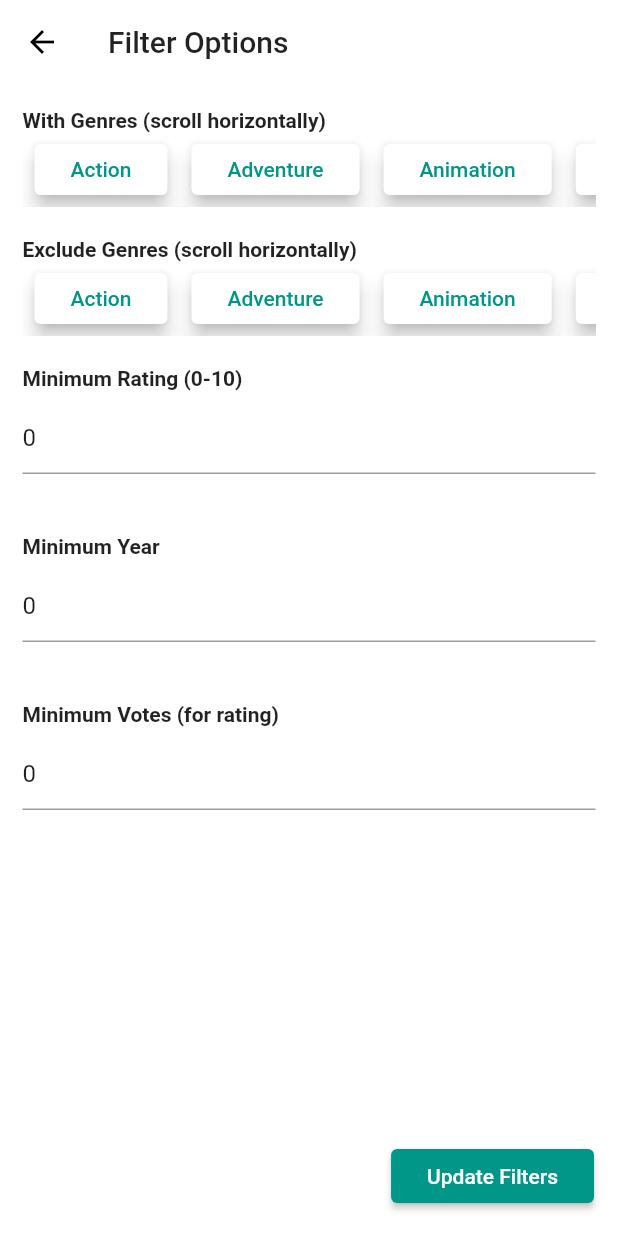
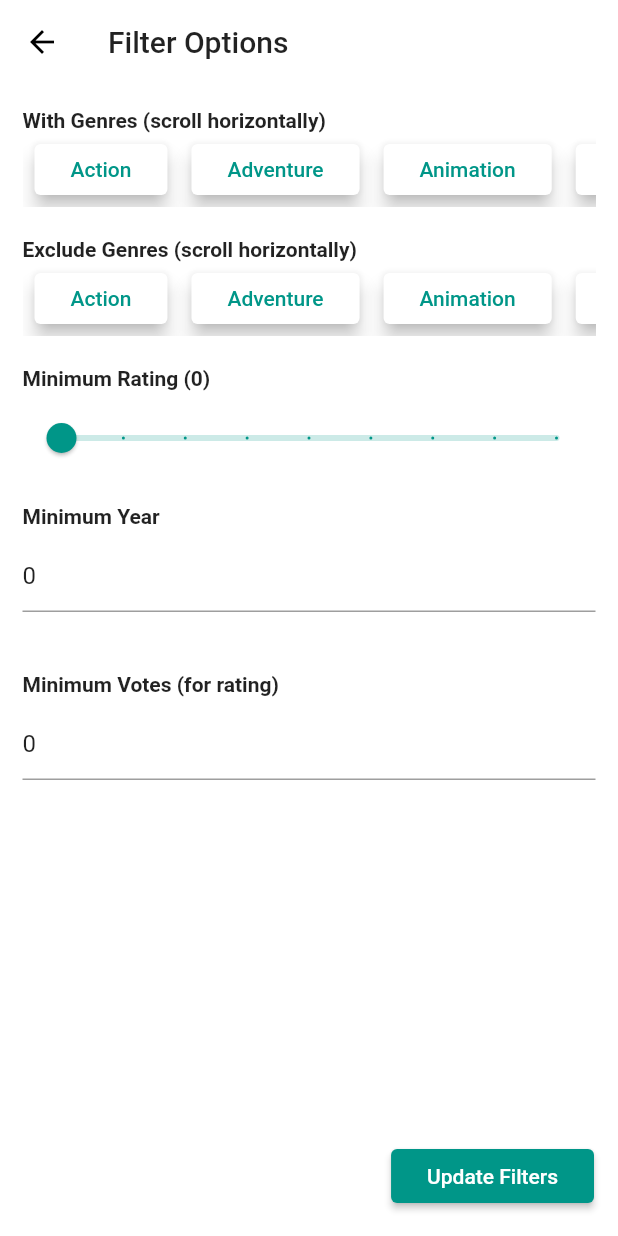
Before and after one commit to mrcoalp/mext, a Flutter app: the FilterScreen screen opened directly, on a phone screen of 412 x 824 dp. Run offline on Flutter 3.47's test engine with Material 2 defaults, Android fonts, the phone set to English and light mode, and no system bars; our stand-ins replace flushbar, font_awesome_flutter, image_picker, share, shared_preferences; accounts and stored records are empty; generated files the repository leaves out were written again; network calls fail.

Commit message:
changed version number and added slider in filters

```diff
--- a/lib/blocs/movies_bloc.dart
+++ b/lib/blocs/movies_bloc.dart
@@ -174,7 +174,7 @@ class MoviesBloc extends ChangeNotifier {
   int get filterVoteCount => _filterVoteCount;
 
   set filterVoteCount(int voteCount) {
-    if (voteCount < 0) voteCount = 0;
+    if (voteCount < 0 || voteCount > 10000) voteCount = 0;
     _filterVoteCount = voteCount;
     notifyListeners();
   }
--- a/lib/ui/drawer/drawer.dart
+++ b/lib/ui/drawer/drawer.dart
@@ -84,11 +84,11 @@ class DrawerMEXT extends StatelessWidget {
                 size: 16,
               ),
             ),
-            title: Text('TV Shows'),
+            title: Text('TV Shows (coming soon...)'),
             onTap: () {
               // Navigator.pop(context);
-              Navigator.of(context)
-                  .push(MaterialPageRoute(builder: (context) => TVTabs()));
+              // Navigator.of(context)
+              //     .push(MaterialPageRoute(builder: (context) => TVTabs()));
             },
           ),
           ListTile(
--- a/lib/ui/movie/filter_screen.dart
+++ b/lib/ui/movie/filter_screen.dart
@@ -136,7 +136,7 @@ class _FilterScreenState extends State<FilterScreen> {
               Padding(
                 padding: const EdgeInsets.only(top: 20),
                 child: Text(
-                  'Minimum Rating (0-10)',
+                  'Minimum Rating ($_rating)',
                   style: TextStyle(
                     fontWeight: FontWeight.bold,
                   ),
@@ -144,21 +144,34 @@ class _FilterScreenState extends State<FilterScreen> {
               ),
               Padding(
                 padding: const EdgeInsets.only(top: 8),
-                child: TextField(
-                  keyboardType: TextInputType.number,
-                  cursorColor: Colors.teal,
-                  decoration: InputDecoration(
-                    hintText: 'Insert Rating',
-                  ),
+                child: Slider(
+                  min: 0,
+                  max: 8,
+                  divisions: 8,
+                  label: '$_rating',
+                  activeColor: Theme.of(context).accentColor,
+                  inactiveColor: Theme.of(context).accentColor.withOpacity(0.2),
+                  value: _rating.toDouble(),
                   onChanged: (value) {
-                    _moviesBloc.filterRating = int.parse(value);
+                    _moviesBloc.filterRating = value.toInt();
                     _rating = _moviesBloc.filterRating;
                   },
-                  controller: _ratingCtrl,
                 ),
+                // child: TextField(
+                //   keyboardType: TextInputType.number,
+                //   cursorColor: Colors.teal,
+                //   decoration: InputDecoration(
+                //     hintText: 'Insert Rating',
+                //   ),
+                //   onChanged: (value) {
+                //     _moviesBloc.filterRating = int.parse(value);
+                //     _rating = _moviesBloc.filterRating;
+                //   },
+                //   controller: _ratingCtrl,
+                // ),
               ),
               Padding(
-                padding: const EdgeInsets.only(top: 40),
+                padding: const EdgeInsets.only(top: 20),
                 child: Text(
                   'Minimum Year',
                   style: TextStyle(
--- a/pubspec.yaml
+++ b/pubspec.yaml
@@ -12,7 +12,7 @@ description: Choose your next movie to watch with this movie randomizer
 # In iOS, build-name is used as CFBundleShortVersionString while build-number used as CFBundleVersion.
 # Read more about iOS versioning at
 # https://developer.apple.com/library/archive/documentation/General/Reference/InfoPlistKeyReference/Articles/CoreFoundationKeys.html
-version: 1.0.0+1
+version: 0.0.1+1
 
 environment:
   sdk: ">=2.2.2 <3.0.0"
```
Also changed, not shown: 1 other file.
